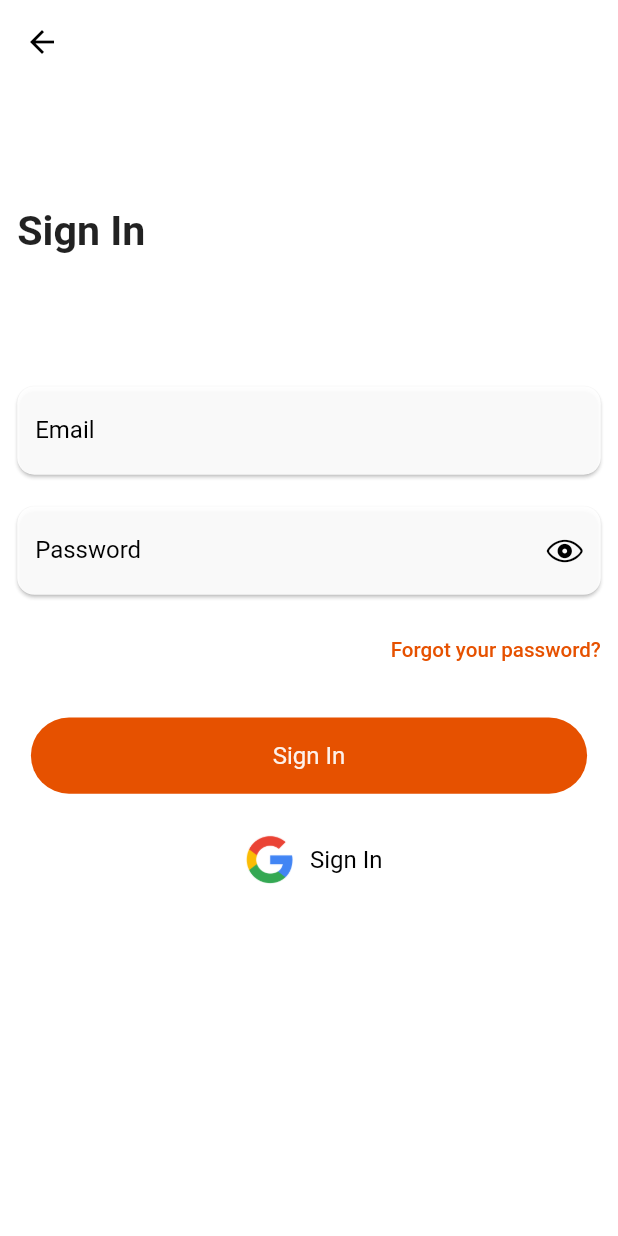
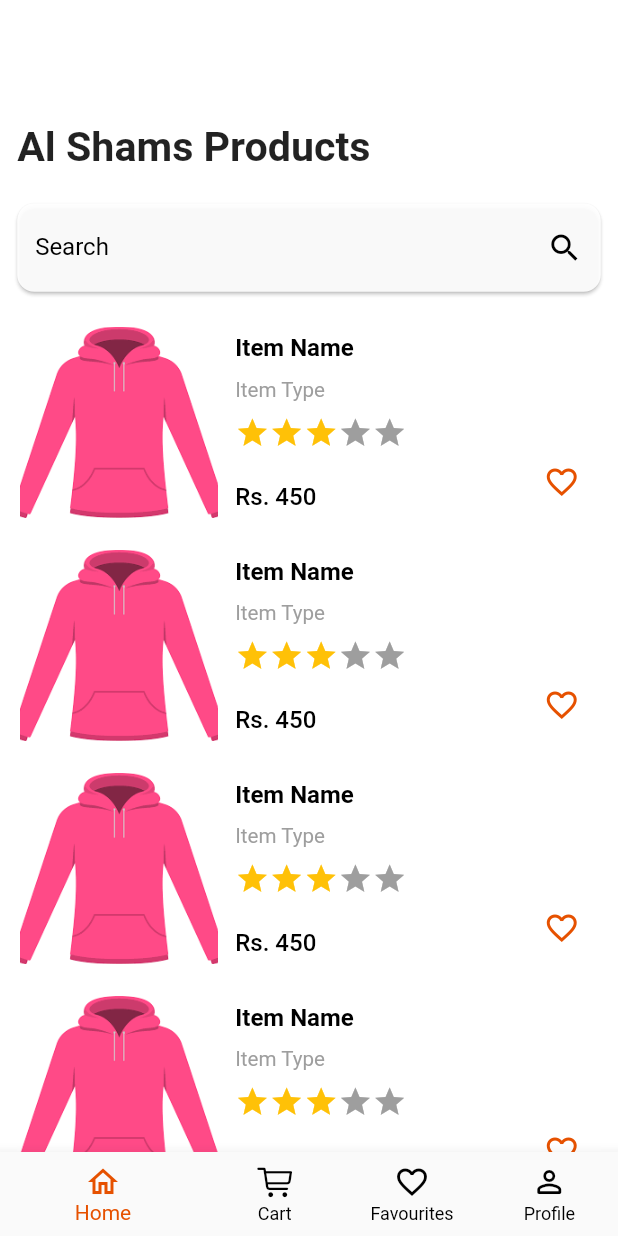
Before and after one commit to Mubashir-Saeed1/al_shams, a Flutter app: the LoginScreen screen opened directly, after a tap on "Sign In", on a phone screen of 412 x 824 dp. Run offline on Flutter 3.47's test engine with Material 2 defaults, Android fonts, the phone set to English and light mode, and no system bars; drawn by our look-alikes of flutter_rating_bar; our stand-ins replace flutter_screenutil, get.

Commit message:
Navigation and Home Screens Added

```diff
--- /dev/null
+++ b/lib/controllers/general_controller.dart
@@ -0,0 +1,8 @@
+import 'package:flutter/material.dart';
+import 'package:get/get.dart';
+
+class GeneralController extends GetxController {
+  RxInt homeIndex = 0.obs;
+  TextEditingController homeSearchController = TextEditingController();
+  RxBool isFav = false.obs;
+}
--- a/lib/utils/custom_widgets/al_colors.dart
+++ b/lib/utils/custom_widgets/al_colors.dart
@@ -6,4 +6,5 @@ class AlColors {
   static Color textFieldColor = Colors.white.withOpacity(0.92);
   static Color textColor = Colors.black;
   static Color buttonColor = Colors.orange.shade900;
+  static Color subtitleColor = Colors.grey.shade500;
 }
--- /dev/null
+++ b/lib/utils/custom_widgets/al_product.dart
@@ -0,0 +1,78 @@
+import 'package:al_shams/controllers/general_controller.dart';
+import 'package:al_shams/utils/custom_widgets/al_colors.dart';
+import 'package:flutter/material.dart';
+import 'package:flutter_rating_bar/flutter_rating_bar.dart';
+import 'package:flutter_screenutil/flutter_screenutil.dart';
+import 'package:get/get.dart';
+
+class AlProduct extends StatelessWidget {
+  final _generalController = Get.find<GeneralController>();
+  @override
+  Widget build(BuildContext context) {
+    return Container(
+              height: Get.height * 0.16,
+              width: Get.width,
+              margin: EdgeInsets.symmetric(vertical: 4.h),
+              decoration: BoxDecoration(
+                  color: AlColors.textFieldColor,
+                  borderRadius: BorderRadius.circular(10.r)),
+              padding: EdgeInsets.all(1.h),
+              child: Row(
+                children: [
+                  Image.asset(
+                    'assets/images/clothes_placeholder.png',
+                    height: Get.height * 0.16,
+                    width: Get.height * 0.16,
+                    fit: BoxFit.cover,
+                  ),
+                  SizedBox(width: 10.w),
+                  Column(
+                    crossAxisAlignment: CrossAxisAlignment.start,
+                    mainAxisAlignment: MainAxisAlignment.spaceAround,
+                    children: [
+                      Text('Item Name',
+                          style: TextStyle(
+                              fontSize: 14.sp,
+                              fontWeight: FontWeight.bold,
+                              color: AlColors.textColor)),
+                      Text(
+                        'Item Type',
+                        style: TextStyle(
+                            fontSize: 12.sp, color: AlColors.subtitleColor),
+                      ),
+                      RatingBarIndicator(
+                        rating: 3,
+                        itemBuilder: (context, index) => Icon(
+                          Icons.star,
+                          color: Colors.amber,
+                        ),
+                        itemCount: 5,
+                        itemSize: 20.sp,
+                      ),
+                      SizedBox(height: 1.h),
+                      Text(
+                        'Rs. 450',
+                        style: TextStyle(
+                            fontSize: 14.sp,
+                            color: AlColors.textColor,
+                            fontWeight: FontWeight.w500),
+                      )
+                    ],
+                  ),
+                  Spacer(),
+                  Align(
+                    alignment: Alignment.bottomRight,
+                    child: IconButton(
+                        onPressed: () {
+                          _generalController.isFav.value =
+                              !_generalController.isFav.value;
+                        },
+                        icon: Obx(() => Icon(_generalController.isFav.value
+                            ? Icons.favorite
+                            : Icons.favorite_border, color: AlColors.buttonColor,))),
+                  )
+                ],
+              ),
+            );
+  }
+}
--- /dev/null
+++ b/lib/utils/title_text_style.dart
@@ -0,0 +1,11 @@
+import 'package:flutter/material.dart';
+import 'package:flutter_screenutil/flutter_screenutil.dart';
+import 'package:get/get.dart';
+
+Widget alTitleText(String text) {
+  return Padding(
+    padding: EdgeInsets.only(left: 10.w, top: Get.height * 0.1),
+    child: Align(alignment: Alignment.centerLeft,
+      child: Text(text, style: TextStyle(fontSize: 24.sp, fontWeight: FontWeight.bold),)),
+  );
+}
--- /dev/null
+++ b/lib/views/cart_screen.dart
@@ -0,0 +1,8 @@
+import 'package:flutter/material.dart';
+
+class CartScreen extends StatelessWidget {
+  @override
+  Widget build(BuildContext context) {
+    return Center(child: Text('This is Cart Screen'),);
+  }
+}
--- /dev/null
+++ b/lib/views/favourites_screen.dart
@@ -0,0 +1,8 @@
+import 'package:flutter/material.dart';
+
+class FavouritesScreen extends StatelessWidget {
+  @override
+  Widget build(BuildContext context) {
+    return Center(child: Text('This is Favourites Screen'),);
+  }
+}
--- a/lib/views/forgot_password_screen.dart
+++ b/lib/views/forgot_password_screen.dart
@@ -2,6 +2,7 @@ import 'package:al_shams/controllers/auth_controller.dart';
 import 'package:al_shams/utils/custom_widgets/al_textfield.dart';
 import 'package:al_shams/utils/custom_widgets/al_button.dart';
 import 'package:al_shams/utils/custom_widgets/al_colors.dart';
+import 'package:al_shams/utils/title_text_style.dart';
 import 'package:flutter/material.dart';
 import 'package:flutter_screenutil/flutter_screenutil.dart';
 import 'package:get/get.dart';
@@ -22,15 +23,7 @@ class ForgotPasswordScreen extends StatelessWidget {
         child: Column(
           crossAxisAlignment: CrossAxisAlignment.center,
           children: [
-            Padding(
-              padding: EdgeInsets.only(left: 10.w, top: Get.height * 0.1),
-              child: Align(
-                alignment: Alignment.topLeft,
-                child: Text('Forgot Password',
-                    style: TextStyle(
-                        fontSize: 24.sp, fontWeight: FontWeight.bold)),
-              ),
-            ),
+            alTitleText('Forgot Password'),
             SizedBox(
               height: Get.height * 0.08,
             ),
--- /dev/null
+++ b/lib/views/home_screen.dart
@@ -0,0 +1,62 @@
+import 'package:al_shams/controllers/general_controller.dart';
+import 'package:al_shams/utils/custom_widgets/al_colors.dart';
+import 'package:al_shams/utils/custom_widgets/al_product.dart';
+import 'package:al_shams/utils/custom_widgets/al_textfield.dart';
+import 'package:al_shams/utils/title_text_style.dart';
+import 'package:flutter/material.dart';
+import 'package:flutter_screenutil/flutter_screenutil.dart';
+import 'package:get/get.dart';
+
+class HomeScreen extends StatelessWidget {
+  final _generalController = Get.find<GeneralController>();
+  @override
+  Widget build(BuildContext context) {
+    return Column(
+      children: [
+        alTitleText('Al Shams Products'),
+        SizedBox(
+          height: 10.h,
+        ),
+        AlTextField(
+          validator: () {},
+          hintText: 'Enter item name',
+          labelText: 'Search',
+          suffixIcon: IconButton(
+            onPressed: () {},
+            icon: Icon(
+              Icons.search_outlined,
+              color: AlColors.textColor,
+            ),
+          ),
+          controller: _generalController.homeSearchController,
+          keyboardType: TextInputType.text,
+        ),
+        Expanded(
+            child: ListView(
+          padding: EdgeInsets.symmetric(horizontal: 10.w, vertical: 6.h),
+          children: [
+            AlProduct(),
+            AlProduct(),
+            AlProduct(),
+            AlProduct(),
+            AlProduct(),
+            AlProduct(),
+            AlProduct(),
+            AlProduct(),
+            AlProduct(),
+            AlProduct(),
+            AlProduct(),
+            AlProduct(),
+            AlProduct(),
+            AlProduct(),
+            AlProduct(),
+            AlProduct(),
+            AlProduct(),
+            AlProduct(),
+            AlProduct(),
+          ],
+        ))
+      ],
+    );
+  }
+}
--- a/lib/views/login_screen.dart
+++ b/lib/views/login_screen.dart
@@ -3,7 +3,9 @@ import 'package:al_shams/utils/custom_widgets/al_text_button.dart';
 import 'package:al_shams/utils/custom_widgets/al_textfield.dart';
 import 'package:al_shams/utils/custom_widgets/al_button.dart';
 import 'package:al_shams/utils/custom_widgets/al_colors.dart';
+import 'package:al_shams/utils/title_text_style.dart';
 import 'package:al_shams/views/forgot_password_screen.dart';
+import 'package:al_shams/views/navigation_screen.dart';
 import 'package:flutter/cupertino.dart';
 import 'package:flutter/material.dart';
 import 'package:flutter_screenutil/flutter_screenutil.dart';
@@ -25,15 +27,7 @@ class LoginScreen extends StatelessWidget {
         child: Column(
           crossAxisAlignment: CrossAxisAlignment.center,
           children: [
-            Padding(
-              padding: EdgeInsets.only(left: 10.w, top: Get.height * 0.1),
-              child: Align(
-                alignment: Alignment.topLeft,
-                child: Text('Sign In',
-                    style: TextStyle(
-                        fontSize: 24.sp, fontWeight: FontWeight.bold)),
-              ),
-            ),
+            alTitleText('Sign In'),
             SizedBox(
               height: Get.height * 0.08,
             ),
@@ -72,7 +66,11 @@ class LoginScreen extends StatelessWidget {
               ),
             ),
             SizedBox(height: 10.h),
-            AlButton(text: 'Sign In', onPressed: () {}),
+            AlButton(
+                text: 'Sign In',
+                onPressed: () {
+                  Get.to(() => NavigationScreen());
+                }),
             SizedBox(height: 10.h),
             GestureDetector(
               onTap: () {},
--- /dev/null
+++ b/lib/views/navigation_screen.dart
@@ -0,0 +1,49 @@
+import 'package:al_shams/controllers/general_controller.dart';
+import 'package:al_shams/utils/custom_widgets/al_colors.dart';
+import 'package:al_shams/views/cart_screen.dart';
+import 'package:al_shams/views/favourites_screen.dart';
+import 'package:al_shams/views/home_screen.dart';
+import 'package:al_shams/views/profile_screen.dart';
+import 'package:flutter/cupertino.dart';
+import 'package:flutter/material.dart';
+import 'package:get/get.dart';
+
+class NavigationScreen extends StatelessWidget {
+  final _generalController = Get.find<GeneralController>();
+  static List<Widget> pages = [
+    HomeScreen(),
+    CartScreen(),
+    FavouritesScreen(),
+    ProfileScreen()
+  ];
+  @override
+  Widget build(BuildContext context) {
+    return Scaffold(
+      backgroundColor: AlColors.scaffoldBackgroundColor,
+      body: Obx(() => pages[_generalController.homeIndex.value]),
+      bottomNavigationBar: Obx(
+        ()=> BottomNavigationBar(
+          unselectedItemColor: AlColors.textColor,
+          selectedItemColor: AlColors.buttonColor,
+          items: [
+            BottomNavigationBarItem(
+                icon: Icon(Icons.home_outlined), label: 'Home'),
+            BottomNavigationBarItem(
+                icon: Icon(CupertinoIcons.cart), label: 'Cart'),
+            BottomNavigationBarItem(
+                icon: Icon(Icons.favorite_border_outlined), label: 'Favourites'),
+            BottomNavigationBarItem(
+                icon: Icon(Icons.person_outline_rounded), label: 'Profile')
+          ],
+          showSelectedLabels: true,
+          showUnselectedLabels: true,
+          currentIndex: _generalController.homeIndex.value,
+          onTap: (index) {
+            _generalController.homeIndex.value = index;
+            print("Selected Index: $index");
+          },
+        ),
+      ),
+    );
+  }
+}
--- /dev/null
+++ b/lib/views/profile_screen.dart
@@ -0,0 +1,8 @@
+import 'package:flutter/material.dart';
+
+class ProfileScreen extends StatelessWidget {
+  @override
+  Widget build(BuildContext context) {
+    return Center(child: Text('This is Profile Screen'),);
+  }
+}
--- a/lib/views/signup_screen.dart
+++ b/lib/views/signup_screen.dart
@@ -1,8 +1,10 @@
 import 'package:al_shams/controllers/auth_controller.dart';
+import 'package:al_shams/controllers/general_controller.dart';
 import 'package:al_shams/utils/custom_widgets/al_text_button.dart';
 import 'package:al_shams/utils/custom_widgets/al_textfield.dart';
 import 'package:al_shams/utils/custom_widgets/al_button.dart';
 import 'package:al_shams/utils/custom_widgets/al_colors.dart';
+import 'package:al_shams/utils/title_text_style.dart';
 import 'package:al_shams/views/login_screen.dart';
 import 'package:flutter/cupertino.dart';
 import 'package:flutter/material.dart';
@@ -11,6 +13,7 @@ import 'package:get/get.dart';
 
 class SignUpScreen extends StatelessWidget {
   final _authController = Get.find<AuthController>();
+  final _generalController = Get.put(GeneralController());
   @override
   Widget build(BuildContext context) {
     return Scaffold(
@@ -24,15 +27,7 @@ class SignUpScreen extends StatelessWidget {
         child: Column(
           crossAxisAlignment: CrossAxisAlignment.center,
           children: [
-            Padding(
-              padding: EdgeInsets.only(left: 10.w, top: Get.height * 0.1),
-              child: Align(
-                alignment: Alignment.topLeft,
-                child: Text('Sign Up',
-                    style: TextStyle(
-                        fontSize: 24.sp, fontWeight: FontWeight.bold)),
-              ),
-            ),
+            alTitleText('Sign Up'),
             SizedBox(
               height: Get.height * 0.08,
             ),
--- a/pubspec.yaml
+++ b/pubspec.yaml
@@ -37,6 +37,7 @@ dependencies:
   cupertino_icons: ^1.0.2
   get: ^4.6.5
   flutter_screenutil: ^5.6.1
+  flutter_rating_bar: ^4.0.1
 
 dev_dependencies:
   flutter_test:
```
Also changed, not shown: assets/images/clothes_placeholder.png (added), pubspec.lock.
